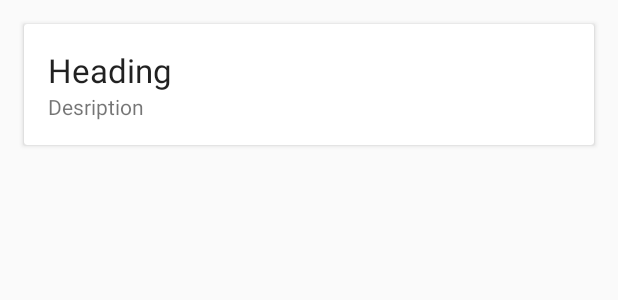
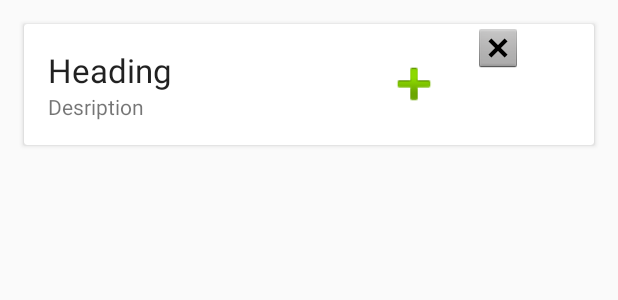
Before and after one commit to DeepanshuLuhach/Quiz-App, an Android app: the layout list_item.xml on its own in the app's theme, with its tools: preview values and no code run, on a phone screen of 412 x 824 dp. Shown: the top 300 px of the screen. Run offline under Robolectric (Android 15) with nearby library versions, the phone set to English and light mode, and no system bars.

```diff
--- a/app/src/main/java/com/deepanshu/quiz/DisplayQB.java
+++ b/app/src/main/java/com/deepanshu/quiz/DisplayQB.java
@@ -129,4 +129,10 @@ public class DisplayQB extends AppCompatActivity{
             return null;
         }
     }
+
+    @Override
+    public void onBackPressed() {
+        startActivity(new Intent(DisplayQB.this,MainActivity.class));//new line
+        finish();
+    }
 }
--- a/app/src/main/java/com/deepanshu/quiz/DisplayTest_adapter.java
+++ b/app/src/main/java/com/deepanshu/quiz/DisplayTest_adapter.java
@@ -74,6 +74,8 @@ public class DisplayTest_adapter extends RecyclerView.Adapter<DisplayTest_adapte
                    /* status = (status+1)%2;
                     holder.mStatus.setText(stat[status]); */
                     Intent gb = new Intent(context,DisplayTest.class);
+                    gb.addFlags(Intent.FLAG_ACTIVITY_NO_ANIMATION);
+                    gb.addFlags(Intent.FLAG_ACTIVITY_CLEAR_TOP);
                     context.startActivity(gb);
 
                 }
@@ -94,6 +96,8 @@ public class DisplayTest_adapter extends RecyclerView.Adapter<DisplayTest_adapte
                     holder.mStatus.setText(stat[status]);
                     */
                     Intent gb = new Intent(context,DisplayTest.class);
+                    gb.addFlags(Intent.FLAG_ACTIVITY_NO_ANIMATION);
+                    gb.addFlags(Intent.FLAG_ACTIVITY_CLEAR_TOP);
                     context.startActivity(gb);
 
                 }
--- a/app/src/main/java/com/deepanshu/quiz/MainActivity.java
+++ b/app/src/main/java/com/deepanshu/quiz/MainActivity.java
@@ -46,6 +46,7 @@ public class MainActivity extends AppCompatActivity {
             @Override
             public void onClick(View view) {
                 Intent g = new Intent(MainActivity.this,UserActivity.class);
+                g.addFlags(Intent.FLAG_ACTIVITY_NO_ANIMATION);
                 startActivity(g);
                 finish();
             }
--- a/app/src/main/java/com/deepanshu/quiz/QBDetails.java
+++ b/app/src/main/java/com/deepanshu/quiz/QBDetails.java
@@ -39,6 +39,7 @@ public class QBDetails extends AppCompatActivity {
                 {
                     Intent i = new Intent(QBDetails.this, Add_Questions.class);
                     Bundle bundle = new Bundle();
+                    bundle.putString("Parent","QBDetails");
                     bundle.putString("Name",mname.getText().toString() );
                     bundle.putString("posM",mposmarks.getText().toString() );
                     bundle.putString("negM",mnegmarks.getText().toString() );
--- a/app/src/main/java/com/deepanshu/quiz/StartTest.java
+++ b/app/src/main/java/com/deepanshu/quiz/StartTest.java
@@ -36,6 +36,9 @@ public class StartTest extends AppCompatActivity {
         super.onCreate(savedInstanceState);
         setContentView(R.layout.activity_start_test);
 
+        Bundle bundle = getIntent().getExtras();
+        final String testId = bundle.getString("TestId");
+
         mtestName = (TextView) findViewById(R.id.tv_test_name);
         mtestTopic = (TextView) findViewById(R.id.tv_test_topic);
         mDuration = (TextView) findViewById(R.id.tv_test_duration);
@@ -44,8 +47,7 @@ public class StartTest extends AppCompatActivity {
         mnegMarks = (TextView) findViewById(R.id.tv_negMarks);
         mstartTest = (Button) findViewById(R.id.btn_start_test);
 
-        Bundle bundle = getIntent().getExtras();
-        final String testId = bundle.getString("TestId");
+
         flag = 1;
         FetchTask s = new FetchTask();
         s.execute(testId);
--- a/app/src/main/java/com/deepanshu/quiz/UserActivity.java
+++ b/app/src/main/java/com/deepanshu/quiz/UserActivity.java
@@ -24,6 +24,7 @@ public class UserActivity extends AppCompatActivity {
             @Override
             public void onClick(View view) {
                 Intent g = new Intent(UserActivity.this,MainActivity.class);
+                g.addFlags(Intent.FLAG_ACTIVITY_NO_ANIMATION);
                 startActivity(g);
                 finish();
             }
@@ -33,11 +34,12 @@ public class UserActivity extends AppCompatActivity {
             @Override
             public void onClick(View view) {
                 Check_connectivity check = new Check_connectivity(UserActivity.this);
-                if(check.getInternetStatus())
+                String id = mtestid.getText().toString();
+                if(check.getInternetStatus() && id != "")
                 {
                     Intent i = new Intent(UserActivity.this, StartTest.class);
                     Bundle bundle = new Bundle();
-                    bundle.putString("TestId",mtestid.getText().toString() );
+                    bundle.putString("TestId", id);
                     i.putExtras(bundle);
                     startActivity(i);
                     finish();
--- a/app/src/main/res/layout/list_item.xml
+++ b/app/src/main/res/layout/list_item.xml
@@ -10,9 +10,13 @@
         android:layout_height="wrap_content">
 
         <LinearLayout
+            android:layout_width="match_parent"
+            android:layout_height="wrap_content"
+            android:orientation="horizontal">
+            <LinearLayout
                 android:orientation="vertical"
                 android:padding="16dp"
-            android:layout_width="match_parent"
+                android:layout_width="240dp"
                 android:layout_height="wrap_content">
 
                 <TextView
@@ -30,6 +34,23 @@
 
             </LinearLayout>
 
+            <ImageButton
+                android:id="@+id/img_show"
+                android:layout_width="40dp"
+                android:layout_height="40dp"
+                android:layout_marginRight="20dp"
+                android:layout_marginTop="20dp"
+                android:background="@android:drawable/ic_input_add" />
+
+            <ImageButton
+                android:id="@+id/img_delete"
+                android:layout_width="wrap_content"
+                android:layout_height="wrap_content"
+                android:layout_gravity="right"
+                android:layout_marginTop="0dp"
+                android:background="@android:drawable/btn_dialog" />
+        </LinearLayout>
+
     </android.support.v7.widget.CardView>
 
 </LinearLayout>
```
Also changed, not shown: app/src/main/java/com/deepanshu/quiz/Add_Questions.java (+28 -2 lines), app/src/main/java/com/deepanshu/quiz/MyAddapter.java (+106 -1 lines), 42 other files. Lines whose indentation alone changed are shown as unchanged.
